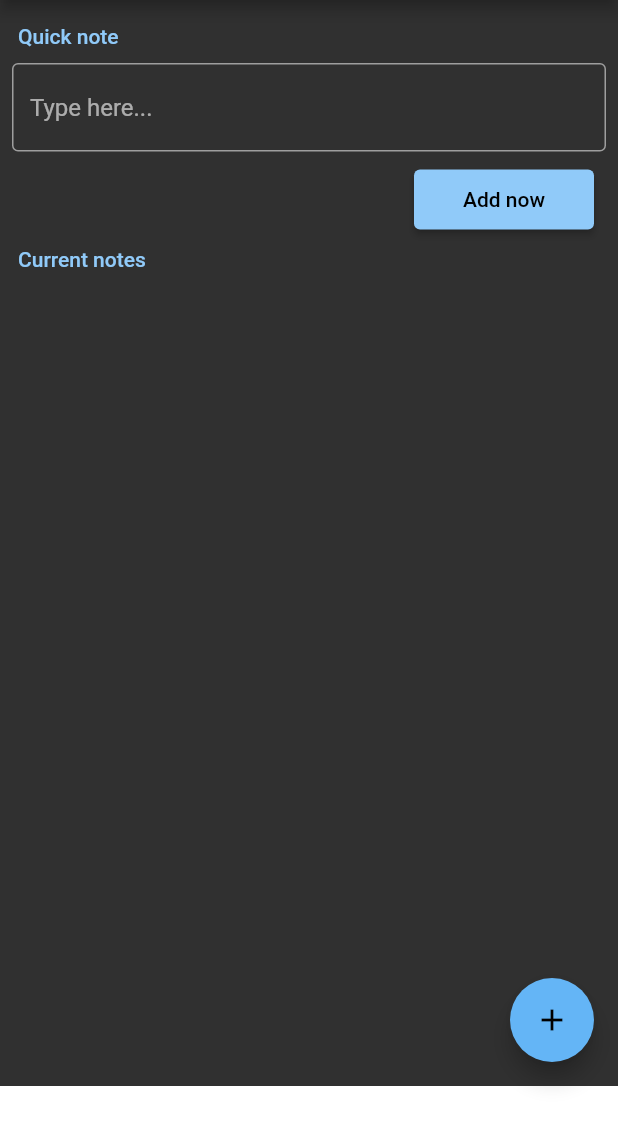
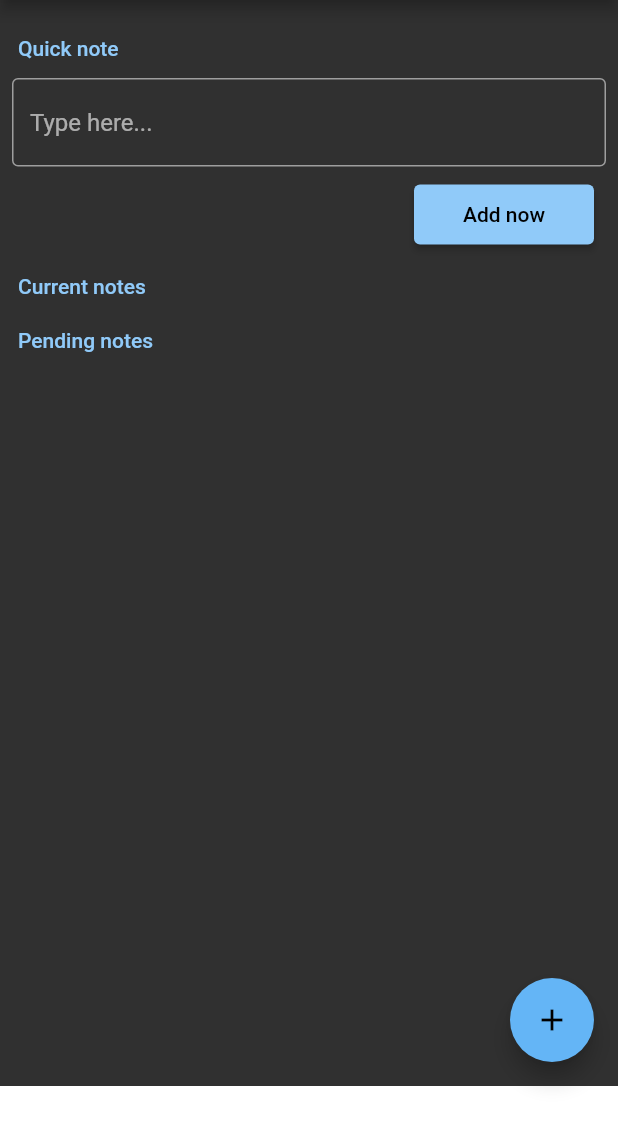
Before and after one commit to mayudev/stickynotifs, a Flutter app: the screen it shows after launch, after a tap on "Add now", on a phone screen of 412 x 824 dp, the part 84-1232 px from its top. Run offline on Flutter 3.47's test engine with Material 2 defaults, Android fonts, the phone set to English and light mode, and no system bars; our stand-ins replace flutter_local_notifications, sqflite, timezone; accounts and stored records are empty.

Commit message:
feat: implement pending notes

```diff
--- a/lib/models/state.dart
+++ b/lib/models/state.dart
@@ -13,8 +13,17 @@ class NoteModel extends ChangeNotifier {
   /// An unmodifiable view of the items.
   UnmodifiableListView<Note> get items => UnmodifiableListView(_items);
 
-  /// A reversed unmodifiable view of items.
-  UnmodifiableListView<Note> get notes => UnmodifiableListView(_items.reversed);
+  /// A unmodifiable view of reversed items with remindAt lesser than current time.
+  UnmodifiableListView<Note> get notes => UnmodifiableListView(_items
+      .where((element) =>
+          (element.remindAt ?? 0) < DateTime.now().millisecondsSinceEpoch)
+      .toList()
+      .reversed);
+
+  /// View of pending items
+  UnmodifiableListView<Note> get pending =>
+      UnmodifiableListView(_items.where((element) =>
+          (element.remindAt ?? 0) > DateTime.now().millisecondsSinceEpoch));
 
   void add(String content, {int remindAt = 0}) async {
     final now = DateTime.now();
--- a/lib/pages/home.dart
+++ b/lib/pages/home.dart
@@ -39,7 +39,11 @@ class HomePage extends StatelessWidget {
           children: const [
             NoteInput(),
             Heading(text: 'Current notes'),
-            NoteList(),
+            NoteList(
+              current: true,
+            ),
+            Heading(text: 'Pending notes'),
+            NoteList(current: false)
           ],
         ),
       ),
--- a/lib/widgets/heading.dart
+++ b/lib/widgets/heading.dart
@@ -8,7 +8,7 @@ class Heading extends StatelessWidget {
   @override
   Widget build(BuildContext context) {
     return Padding(
-      padding: const EdgeInsets.only(bottom: 10.0, left: 4.0),
+      padding: const EdgeInsets.only(bottom: 12.0, left: 4.0, top: 8.0),
       child: Text(
         text,
         style: TextStyle(
--- a/lib/widgets/note_list.dart
+++ b/lib/widgets/note_list.dart
@@ -4,31 +4,35 @@ import 'package:stickynotifs/models/state.dart';
 import 'package:stickynotifs/pages/details.dart';
 
 class NoteList extends StatelessWidget {
-  const NoteList({Key? key}) : super(key: key);
+  const NoteList({Key? key, required this.current}) : super(key: key);
+
+  final bool current;
 
   @override
   Widget build(BuildContext context) {
-    return Consumer<NoteModel>(
-        builder: ((context, model, child) => ListView.builder(
+    return Consumer<NoteModel>(builder: ((context, model, child) {
+      final list = current ? model.notes : model.pending;
+      return ListView.builder(
           shrinkWrap: true,
           physics: const ScrollPhysics(),
-            itemCount: model.notes.length,
+          itemCount: list.length,
           itemBuilder: (BuildContext context, int index) {
             return Dismissible(
-                key: Key(model.notes[index].content),
+              key: Key(list[index].content),
               onDismissed: (direction) {
-                  model.remove(model.notes[index].id!);
+                model.remove(list[index].id!);
               },
               direction: DismissDirection.startToEnd,
               background: Container(color: Colors.red),
               child: ListTile(
-                  title: Text(model.notes[index].content),
+                title: Text(list[index].content),
                 onTap: () => {
                   Navigator.pushNamed(context, DetailsPage.routeName,
-                        arguments: DetailsPageArguments(model.notes[index].id!))
+                      arguments: DetailsPageArguments(list[index].id!))
                 },
               ),
             );
-            })));
+          });
+    }));
   }
 }
```
Lines whose indentation alone changed are shown as unchanged.
